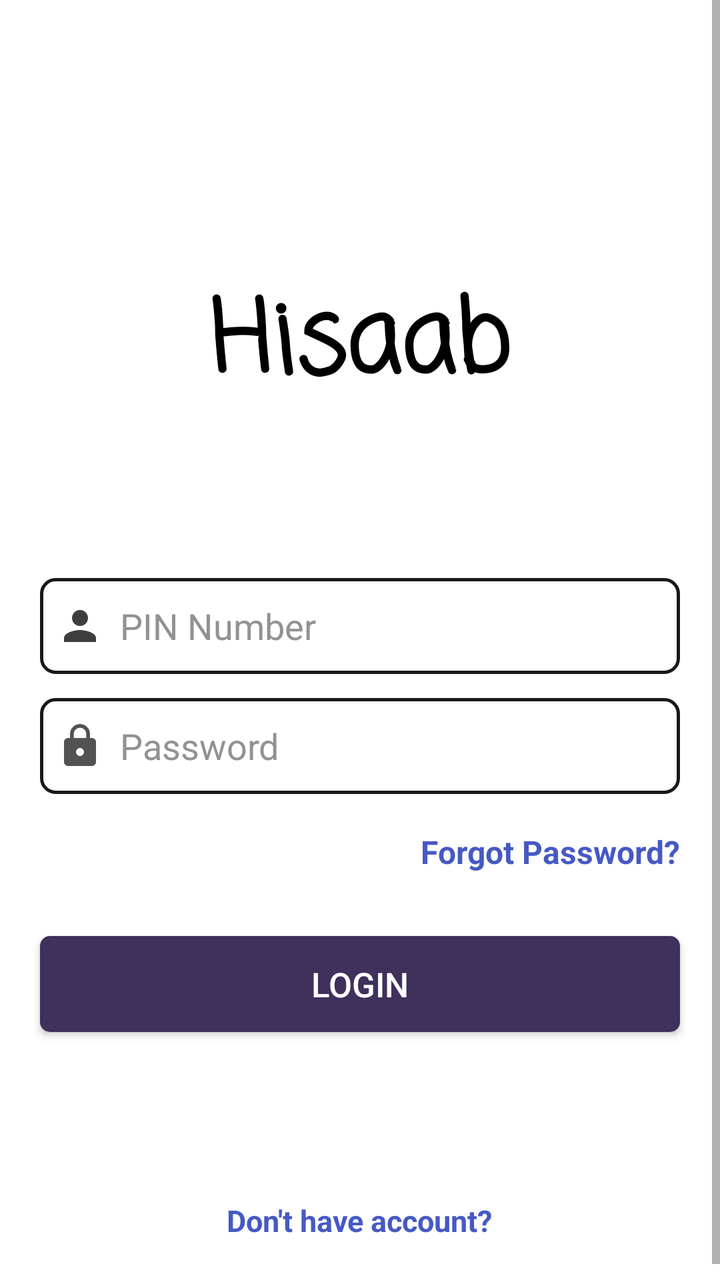
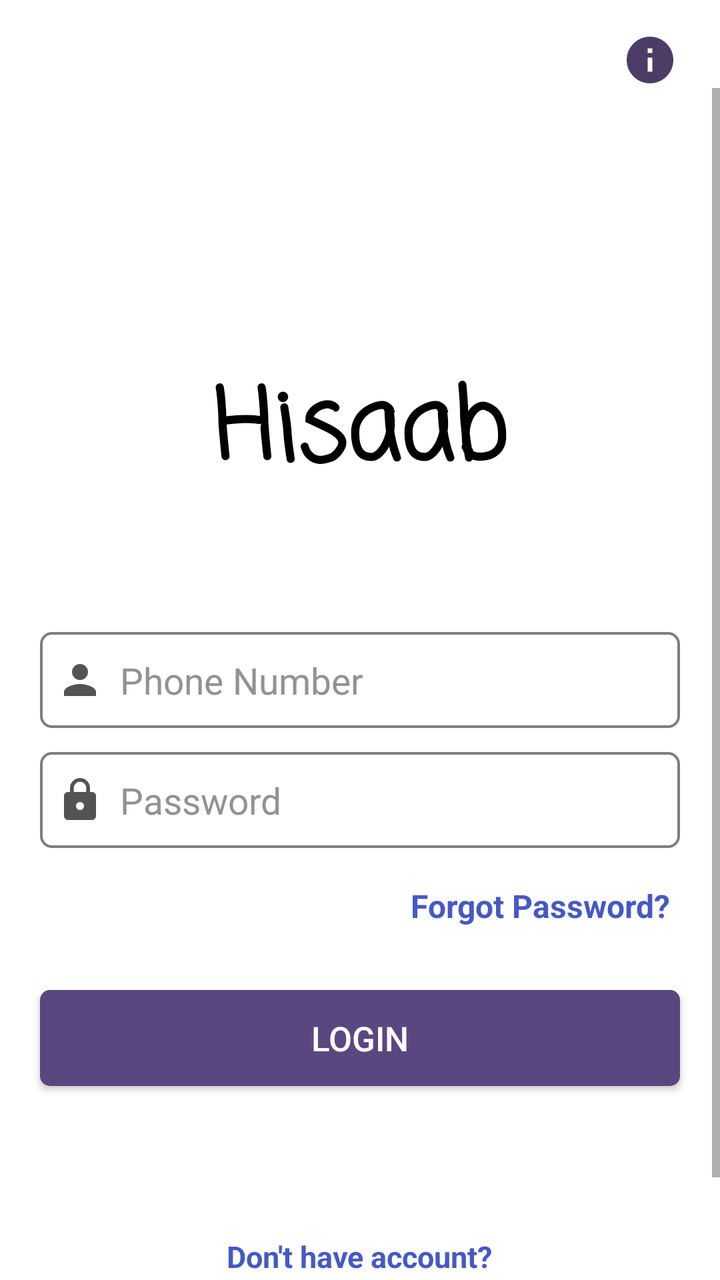

The first picture is an Android layout as it rendered before a commit; the second is the same layout after the commit. The layout source and the unified diff follow.
<!-- AndroidManifest.xml: application theme Theme.HisaabCalculator -->
<!-- res/layout/activity_main.xml -->
<?xml version="1.0" encoding="utf-8"?>

<LinearLayout xmlns:android="http://schemas.android.com/apk/res/android"
    xmlns:tools="http://schemas.android.com/tools"
    android:layout_width="match_parent"
    android:layout_height="match_parent"
    android:background="@color/white"
    android:orientation="vertical"
    tools:context="hisaab.store.analyser.MainActivity">

    <ScrollView
        android:layout_width="match_parent"
        android:layout_height="match_parent"
        tools:ignore="UselessParent">

        <LinearLayout
            android:layout_width="match_parent"
            android:layout_height="match_parent"
            android:orientation="vertical"
            android:background="@color/white">

            <TextView
                android:id="@+id/hisaab"
                android:layout_width="348dp"
                android:layout_height="185dp"
                android:layout_gravity="center"
                android:layout_marginTop="80dp"
                android:background="@color/white"
                android:fontFamily="casual"
                android:gravity="center"
                android:text="@string/hisaab"
                android:textColor="@color/black"
                android:textSize="50sp"
                android:textStyle="bold" />

            <EditText
                android:id="@+id/username"
                android:layout_width="match_parent"
                android:layout_height="wrap_content"
                android:layout_marginLeft="20dp"
                android:layout_marginTop="24dp"
                android:maxLength="15"
                android:layout_marginRight="20dp"
                android:background="@drawable/border"
                android:maxLines="1"
                android:hint="PIN Number"
                android:importantForAutofill="no"
                android:minHeight="48dp"
                android:inputType="number"
                android:textSize="18sp"
                android:padding="8dp"
                android:drawableLeft="@drawable/baseline_person_24"
                android:drawablePadding="8dp"
                android:selectAllOnFocus="true"
                android:textColor="@color/black"
                android:textColorHint="@color/gray" />

            <EditText
                android:id="@+id/password"
                android:layout_width="match_parent"
                android:layout_height="wrap_content"
                android:layout_marginLeft="20dp"
                android:layout_marginTop="12dp"
                android:layout_marginRight="20dp"
                android:textSize="18sp"
                android:layout_marginBottom="0dp"
                android:background="@drawable/border"
                android:hint="@string/prompt_password"
                android:drawableLeft="@drawable/baseline_lock_24"
                android:drawablePadding="8dp"
                android:importantForAutofill="no"
                android:inputType="textPassword"
                android:minHeight="48dp"
                android:padding="8dp"
                android:selectAllOnFocus="true"
                android:textColor="@color/black"
                android:textColorHint="@color/gray"
           />
            <TextView
                android:id="@+id/forgetpass"
                android:layout_width="wrap_content"
                android:layout_height="wrap_content"
                android:layout_marginTop="5dp"
                android:text="Forgot Password?"
                android:gravity="center"
                android:textColor="#4659C3"
                android:minHeight="48dp"
                android:textSize="16sp"
                android:textStyle="bold"
                android:layout_marginEnd="20dp"
                android:layout_marginBottom="10dp"
                android:layout_gravity="end" />

            <androidx.appcompat.widget.AppCompatButton
                android:id="@+id/login"
                android:layout_width="match_parent"
                android:layout_height="wrap_content"
                android:layout_gravity="start"
                android:layout_marginLeft="20dp"
                android:layout_marginTop="8dp"
                android:layout_marginRight="20dp"
                android:elevation="4dp"
                android:minHeight="48dp"
                android:layout_marginBottom="64dp"
                android:text="@string/action_sign_in"
                android:padding="8dp"
                android:background="@drawable/loginbut"
                android:textColor="@color/white"
                android:textSize="17sp"
               />

            <TextView
                android:id="@+id/sign"
                android:layout_width="wrap_content"
                android:layout_height="wrap_content"
                android:minHeight="48dp"
                android:onClick="register"
                android:text="@string/don_t_have_account"
                android:textColor="#4659C3"
                android:textSize="15sp"
                android:textStyle="bold"
                android:layout_marginTop="20dp"
                android:layout_gravity="center" />
        </LinearLayout>
    </ScrollView>
</LinearLayout>
<!-- resources referenced by this layout -->
<resources>
  <color name="black">#FF000000</color>
  <color name="gray">#939292</color>
  <color name="white">#FFFFFFFF</color>
  <!-- drawable baseline_lock_24 (drawable) -->
  <vector android:height="24dp" android:tint="#535353"
      android:viewportHeight="24" android:viewportWidth="24"
      android:width="24dp" xmlns:android="http://schemas.android.com/apk/res/android">
      <path android:fillColor="@android:color/white" android:pathData="M18,8h-1L17,6c0,-2.76 -2.24,-5 -5,-5S7,3.24 7,6v2L6,8c-1.1,0 -2,0.9 -2,2v10c0,1.1 0.9,2 2,2h12c1.1,0 2,-0.9 2,-2L20,10c0,-1.1 -0.9,-2 -2,-2zM12,17c-1.1,0 -2,-0.9 -2,-2s0.9,-2 2,-2 2,0.9 2,2 -0.9,2 -2,2zM15.1,8L8.9,8L8.9,6c0,-1.71 1.39,-3.1 3.1,-3.1 1.71,0 3.1,1.39 3.1,3.1v2z"/>
  </vector>
  <!-- drawable baseline_person_24 (drawable) -->
  <vector android:height="24dp" android:tint="#3E3E3E"
      android:viewportHeight="24" android:viewportWidth="24"
      android:width="24dp" xmlns:android="http://schemas.android.com/apk/res/android">
      <path android:fillColor="@android:color/white" android:pathData="M12,12c2.21,0 4,-1.79 4,-4s-1.79,-4 -4,-4 -4,1.79 -4,4 1.79,4 4,4zM12,14c-2.67,0 -8,1.34 -8,4v2h16v-2c0,-2.66 -5.33,-4 -8,-4z"/>
  </vector>
  <!-- drawable border (drawable) -->
  <?xml version="1.0" encoding="utf-8"?>
  
  <shape xmlns:android="http://schemas.android.com/apk/res/android" android:shape="rectangle">
      <stroke
          android:color="#191919"
          android:width="1.8dp"
          />
  
      <corners
          android:radius="7dp"
          />
  
  </shape>
  <!-- drawable loginbut (drawable) -->
  <?xml version="1.0" encoding="utf-8"?>
  
  <shape xmlns:android="http://schemas.android.com/apk/res/android" android:shape="rectangle">
      <solid android:color="#3F305C"/>
      <corners android:radius="5dp"/>
  
  </shape>
  <string name="action_sign_in">login</string>
  <string name="don_t_have_account">Don\'t have account?</string>
  <string name="hisaab">Hisaab</string>
  <string name="prompt_password">Password</string>
  <style name="Theme.HisaabCalculator" parent="Theme.MaterialComponents.DayNight.NoActionBar">
          
          <item name="colorPrimary">@color/purple_500</item>
          <item name="android:itemBackground">#2B2A2A</item>
          <item name="android:textColor">@color/white</item>
          <item name="android:insetTop">0dp</item>
          <item name="popupMenuBackground">@color/white</item>
          <item name="android:insetBottom">0dp</item>
          <item name="colorPrimaryVariant">@color/purple_700</item>
          <item name="colorOnPrimary">@color/white</item>
          
          <item name="colorSecondary">@color/itemdark</item>
          <item name="colorSecondaryVariant">@color/teal_700</item>
          <item name="colorOnSecondary">@color/black</item>
          
          <item name="android:statusBarColor" tools:targetApi="l">@color/backgrounddark</item>
          
      </style>
  <color name="purple_500">#6200EE</color>
  <color name="purple_700">#FF3700B3</color>
  <color name="itemdark">#FF03DAC5</color>
  <color name="teal_700">#FF018786</color>
  <color name="backgrounddark">#373142</color>
</resources>

<!-- the commit's change to res/layout/activity_main.xml (unified diff, before → after) -->
@@ -1,16 +1,28 @@
 <?xml version="1.0" encoding="utf-8"?>
-
 <LinearLayout xmlns:android="http://schemas.android.com/apk/res/android"
+    xmlns:app="http://schemas.android.com/apk/res-auto"
     xmlns:tools="http://schemas.android.com/tools"
     android:layout_width="match_parent"
     android:layout_height="match_parent"
     android:background="@color/white"
     android:orientation="vertical"
     tools:context="hisaab.store.analyser.MainActivity">
-
+    <ImageView
+        android:id="@+id/about_login"
+        android:layout_width="28dp"
+        android:layout_height="28dp"
+        android:src="@drawable/baseline_info_24"
+        android:textStyle="bold"
+        android:layout_gravity="end"
+        android:elevation="20dp"
+        android:onClick="aboutfunction"
+        android:layout_marginTop="16dp"
+        android:layout_marginEnd="21dp"
+        app:tint="#372755" />
     <ScrollView
         android:layout_width="match_parent"
         android:layout_height="match_parent"
+        android:background="@color/white"
         tools:ignore="UselessParent">
 
         <LinearLayout
@@ -22,15 +34,15 @@
             <TextView
                 android:id="@+id/hisaab"
                 android:layout_width="348dp"
-                android:layout_height="185dp"
+                android:layout_height="175dp"
                 android:layout_gravity="center"
-                android:layout_marginTop="80dp"
+                android:layout_marginTop="85dp"
                 android:background="@color/white"
                 android:fontFamily="casual"
                 android:gravity="center"
                 android:text="@string/hisaab"
                 android:textColor="@color/black"
-                android:textSize="50sp"
+                android:textSize="49sp"
                 android:textStyle="bold" />
 
             <EditText
@@ -38,16 +50,18 @@
                 android:layout_width="match_parent"
                 android:layout_height="wrap_content"
                 android:layout_marginLeft="20dp"
-                android:layout_marginTop="24dp"
-                android:maxLength="15"
+                android:layout_marginTop="12dp"
+                android:maxLength="10"
                 android:layout_marginRight="20dp"
+                android:drawableTint="#535353"
                 android:background="@drawable/border"
                 android:maxLines="1"
-                android:hint="PIN Number"
+                android:hint="Phone Number"
                 android:importantForAutofill="no"
                 android:minHeight="48dp"
                 android:inputType="number"
-                android:textSize="18sp"
+                android:layout_gravity="center_horizontal"
+                android:textSize="18.2sp"
                 android:padding="8dp"
                 android:drawableLeft="@drawable/baseline_person_24"
                 android:drawablePadding="8dp"
@@ -62,9 +76,10 @@
                 android:layout_marginLeft="20dp"
                 android:layout_marginTop="12dp"
                 android:layout_marginRight="20dp"
-                android:textSize="18sp"
+                android:textSize="18.2sp"
                 android:layout_marginBottom="0dp"
                 android:background="@drawable/border"
+                android:layout_gravity="center_horizontal"
                 android:hint="@string/prompt_password"
                 android:drawableLeft="@drawable/baseline_lock_24"
                 android:drawablePadding="8dp"
@@ -85,23 +100,32 @@
                 android:gravity="center"
                 android:textColor="#4659C3"
                 android:minHeight="48dp"
+                android:textStyle="bold"
+                android:onClick="forgetclick"
                 android:textSize="16sp"
-                android:textStyle="bold"
-                android:layout_marginEnd="20dp"
+                android:layout_marginEnd="25dp"
                 android:layout_marginBottom="10dp"
                 android:layout_gravity="end" />
-
+            <ProgressBar
+                android:layout_width="wrap_content"
+                android:layout_height="wrap_content"
+                android:layout_gravity="center"
+                android:layout_margin="10dp"
+                android:id="@+id/loginprogress"
+                android:visibility="gone"
+                />
             <androidx.appcompat.widget.AppCompatButton
                 android:id="@+id/login"
                 android:layout_width="match_parent"
                 android:layout_height="wrap_content"
-                android:layout_gravity="start"
+                android:layout_gravity="center_horizontal"
                 android:layout_marginLeft="20dp"
                 android:layout_marginTop="8dp"
                 android:layout_marginRight="20dp"
                 android:elevation="4dp"
+                android:onClick="login"
                 android:minHeight="48dp"
-                android:layout_marginBottom="64dp"
+                android:layout_marginBottom="60dp"
                 android:text="@string/action_sign_in"
                 android:padding="8dp"
                 android:background="@drawable/loginbut"
@@ -119,8 +143,11 @@
                 android:textColor="#4659C3"
                 android:textSize="15sp"
                 android:textStyle="bold"
-                android:layout_marginTop="20dp"
+                android:layout_marginTop="15dp"
+                android:layout_marginBottom="30dp"
                 android:layout_gravity="center" />
+
         </LinearLayout>
+
     </ScrollView>
 </LinearLayout>
<!-- resource entries referenced after the edit -->
@@ -3,6 +3,12 @@
   <color name="black">#FF000000</color>
   <color name="gray">#939292</color>
   <color name="white">#FFFFFFFF</color>
+  <!-- drawable baseline_info_24 (drawable) -->
+  <vector android:alpha="0.9" android:height="24dp" android:tint="#330A4E"
+      android:viewportHeight="24" android:viewportWidth="24"
+      android:width="24dp" xmlns:android="http://schemas.android.com/apk/res/android">
+      <path android:fillColor="@android:color/white" android:pathData="M12,2C6.48,2 2,6.48 2,12s4.48,10 10,10 10,-4.48 10,-10S17.52,2 12,2zM13,17h-2v-6h2v6zM13,9h-2L11,7h2v2z"/>
+  </vector>
   <!-- drawable baseline_lock_24 (drawable) -->
   <vector android:height="24dp" android:tint="#535353"
       android:viewportHeight="24" android:viewportWidth="24"
@@ -10,30 +16,29 @@
       <path android:fillColor="@android:color/white" android:pathData="M18,8h-1L17,6c0,-2.76 -2.24,-5 -5,-5S7,3.24 7,6v2L6,8c-1.1,0 -2,0.9 -2,2v10c0,1.1 0.9,2 2,2h12c1.1,0 2,-0.9 2,-2L20,10c0,-1.1 -0.9,-2 -2,-2zM12,17c-1.1,0 -2,-0.9 -2,-2s0.9,-2 2,-2 2,0.9 2,2 -0.9,2 -2,2zM15.1,8L8.9,8L8.9,6c0,-1.71 1.39,-3.1 3.1,-3.1 1.71,0 3.1,1.39 3.1,3.1v2z"/>
   </vector>
   <!-- drawable baseline_person_24 (drawable) -->
-  <vector android:height="24dp" android:tint="#3E3E3E"
+  <vector android:height="24dp" android:tint="#A5A5A5"
       android:viewportHeight="24" android:viewportWidth="24"
       android:width="24dp" xmlns:android="http://schemas.android.com/apk/res/android">
-      <path android:fillColor="@android:color/white" android:pathData="M12,12c2.21,0 4,-1.79 4,-4s-1.79,-4 -4,-4 -4,1.79 -4,4 1.79,4 4,4zM12,14c-2.67,0 -8,1.34 -8,4v2h16v-2c0,-2.66 -5.33,-4 -8,-4z"/>
+      <path android:fillColor="#E4E4E4" android:pathData="M12,12c2.21,0 4,-1.79 4,-4s-1.79,-4 -4,-4 -4,1.79 -4,4 1.79,4 4,4zM12,14c-2.67,0 -8,1.34 -8,4v2h16v-2c0,-2.66 -5.33,-4 -8,-4z"/>
   </vector>
   <!-- drawable border (drawable) -->
   <?xml version="1.0" encoding="utf-8"?>
   
   <shape xmlns:android="http://schemas.android.com/apk/res/android" android:shape="rectangle">
       <stroke
-          android:color="#191919"
-          android:width="1.8dp"
+          android:color="#CC605F5F"
+          android:width="1.2dp"
           />
   
       <corners
-          android:radius="7dp"
+          android:radius="5.2dp"
           />
   
   </shape>
   <!-- drawable loginbut (drawable) -->
   <?xml version="1.0" encoding="utf-8"?>
-  
   <shape xmlns:android="http://schemas.android.com/apk/res/android" android:shape="rectangle">
-      <solid android:color="#3F305C"/>
+      <solid android:color="@color/primarydark"/>
       <corners android:radius="5dp"/>
   
   </shape>
@@ -43,7 +48,7 @@
   <string name="prompt_password">Password</string>
   <style name="Theme.HisaabCalculator" parent="Theme.MaterialComponents.DayNight.NoActionBar">
           
-          <item name="colorPrimary">@color/purple_500</item>
+          <item name="colorPrimary">@color/primarylight</item>
           <item name="android:itemBackground">#2B2A2A</item>
           <item name="android:textColor">@color/white</item>
           <item name="android:insetTop">0dp</item>
@@ -55,14 +60,16 @@
           <item name="colorSecondary">@color/itemdark</item>
           <item name="colorSecondaryVariant">@color/teal_700</item>
           <item name="colorOnSecondary">@color/black</item>
+          <item name="android:fitsSystemWindows">true</item>
+          <item name="android:windowFullscreen">false</item>
           
-          <item name="android:statusBarColor" tools:targetApi="l">@color/backgrounddark</item>
+          <item name="android:statusBarColor" tools:targetApi="l">@color/primarylight</item>
           
       </style>
-  <color name="purple_500">#6200EE</color>
-  <color name="purple_700">#FF3700B3</color>
+  <color name="primarydark">#5A4780</color>
+  <color name="primarylight">#5E368F</color>
+  <color name="purple_700">#E4E4E4</color>
   <color name="itemdark">#FF03DAC5</color>
   <color name="teal_700">#FF018786</color>
-  <color name="backgrounddark">#373142</color>
 </resources>
 
